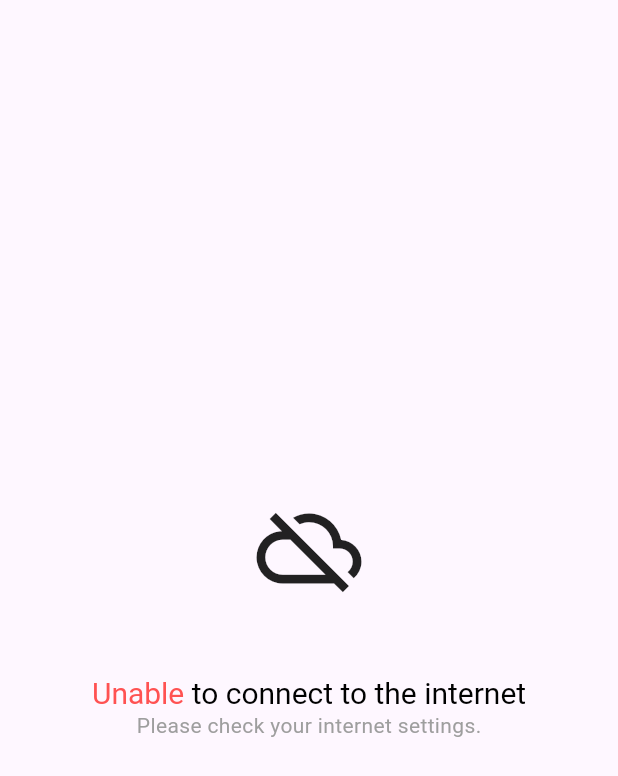
After one commit to amgdHussein/iqra, a Flutter app: the InternetConnectionPage screen opened directly, on a phone screen of 412 x 824 dp. The commit adds this screen. Shown: the top 776 px of the screen. Run offline on Flutter 3.47's test engine with Material 3 defaults, Android fonts, the phone set to English and light mode, and no system bars; our stand-ins replace bloc, connectivity_plus, equatable, flutter_bloc, internet_connection_checker, shared_preferences; accounts and stored records are empty; generated files the repository leaves out were written again.

Commit message:
Add app connection checker

```diff
--- a/lib/core/blocs/blocs.dart
+++ b/lib/core/blocs/blocs.dart
@@ -1,3 +1,4 @@
+export 'connection/connection_bloc.dart';
 export 'iqra_bloc_observer.dart';
 export 'l10n/localization_bloc.dart';
 export 'theme/theme_bloc.dart';
--- /dev/null
+++ b/lib/core/blocs/connection/connection_bloc.dart
@@ -0,0 +1,34 @@
+import 'dart:async';
+
+import 'package:bloc/bloc.dart';
+import 'package:connectivity_plus/connectivity_plus.dart';
+import 'package:equatable/equatable.dart';
+import 'package:flutter/material.dart';
+import 'package:internet_connection_checker/internet_connection_checker.dart';
+
+part 'connection_event.dart';
+part 'connection_state.dart';
+
+class InternetConnectionBloc extends Bloc<InternetConnectionEvent, InternetConnectionState> {
+  StreamSubscription<List<ConnectivityResult>>? _connectivitySubscription;
+  final InternetConnectionChecker _internetChecker = InternetConnectionChecker.createInstance();
+
+  InternetConnectionBloc() : super(InternetConnectionState.initial()) {
+    on<ListenConnection>((event, emit) {
+      _connectivitySubscription = Connectivity().onConnectivityChanged.listen((List<ConnectivityResult> result) async {
+        final hasInternet = await _internetChecker.hasConnection;
+        add(ConnectionChanged(hasInternet));
+      });
+    });
+
+    on<ConnectionChanged>((event, emit) {
+      emit(InternetConnectionState(isConnected: event.isConnected));
+    });
+  }
+
+  @override
+  Future<void> close() {
+    _connectivitySubscription?.cancel(); // Cancel subscription when bloc is closed.
+    return super.close();
+  }
+}
--- /dev/null
+++ b/lib/core/blocs/connection/connection_event.dart
@@ -0,0 +1,21 @@
+part of 'connection_bloc.dart';
+
+@immutable
+abstract class InternetConnectionEvent extends Equatable {}
+
+class ListenConnection extends InternetConnectionEvent {
+  @override
+  List<Object?> get props => [];
+}
+
+class ConnectionChanged extends InternetConnectionEvent {
+  final bool isConnected;
+
+  ConnectionChanged(this.isConnected);
+
+  @override
+  String toString() => 'ConnectionChanged(connection: $isConnected)';
+
+  @override
+  List<Object> get props => [isConnected];
+}
--- /dev/null
+++ b/lib/core/blocs/connection/connection_state.dart
@@ -0,0 +1,18 @@
+part of 'connection_bloc.dart';
+
+class InternetConnectionState extends Equatable {
+  final bool isConnected; // Determine if the app has connection or not
+
+  const InternetConnectionState({required this.isConnected});
+
+  factory InternetConnectionState.initial() {
+    // Assume initially connected.
+    return InternetConnectionState(isConnected: true);
+  }
+
+  @override
+  String toString() => 'ConnectionState(connection: $isConnected)';
+
+  @override
+  List<Object?> get props => [isConnected];
+}
--- /dev/null
+++ b/lib/core/pages/internet_connection.dart
@@ -0,0 +1,43 @@
+import 'package:flutter/material.dart';
+
+class InternetConnectionPage extends StatelessWidget {
+  const InternetConnectionPage({super.key});
+
+  @override
+  Widget build(BuildContext context) {
+    return Scaffold(
+      body: Center(
+        child: Column(
+          mainAxisAlignment: MainAxisAlignment.center,
+          children: [
+            const Icon(
+              Icons.cloud_off_outlined,
+              size: 70,
+            ),
+            const SizedBox(height: 50),
+            RichText(
+              text: const TextSpan(
+                style: TextStyle(fontSize: 20, color: Colors.black),
+                children: [
+                  TextSpan(
+                    text: "Unable ",
+                    style: TextStyle(
+                      color: Colors.redAccent,
+                    ),
+                  ),
+                  TextSpan(text: "to connect to the internet"),
+                ],
+              ),
+            ),
+            const Text(
+              "Please check your internet settings.",
+              style: TextStyle(
+                color: Colors.grey,
+              ),
+            ),
+          ],
+        ),
+      ),
+    );
+  }
+}
--- /dev/null
+++ b/lib/core/pages/pages.dart
@@ -0,0 +1,3 @@
+export 'internet_connection.dart';
+export 'l10n_demo.dart';
+export 'theme_demo.dart';
--- a/lib/main.dart
+++ b/lib/main.dart
@@ -28,6 +28,9 @@ void main() async {
         BlocProvider<ThemeBloc>(
           create: (BuildContext context) => ThemeBloc(appTheme),
         ),
+        BlocProvider<InternetConnectionBloc>(
+          create: (BuildContext context) => InternetConnectionBloc()..add(ListenConnection()),
+        ),
       ],
       child: const IqraApp(),
     ),
--- a/pubspec.yaml
+++ b/pubspec.yaml
@@ -43,6 +43,8 @@ dependencies:
     sdk: flutter
   intl: ^0.19.0
   shared_preferences: ^2.4.0
+  internet_connection_checker: ^3.0.1
+  connectivity_plus: ^6.1.2
 
 dev_dependencies:
   flutter_test:
```
Also changed, not shown: lib/app.dart (+10 -2 lines), pubspec.lock, 4 other files.
